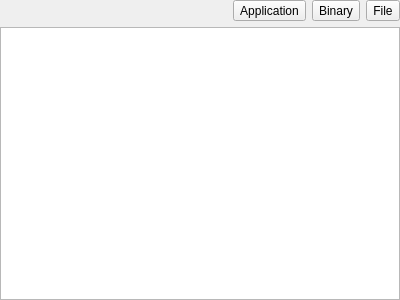
Above: src-qt5/core-utils/lumina-config/pages/page_autostart.ui from lumina-desktop/lumina before the change. Below: the same form after it.
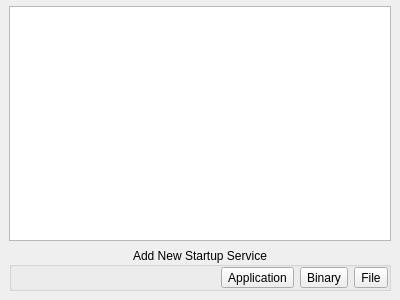
That is the form after the change.

Commit message: Add in the new autostart services UI page. Also cleanup a bit more of the shortcuts and page interactions.

```diff
--- a/src-qt5/core-utils/lumina-config/pages/page_autostart.ui
+++ b/src-qt5/core-utils/lumina-config/pages/page_autostart.ui
@@ -15,6 +15,34 @@
   </property>
   <layout class="QVBoxLayout" name="verticalLayout">
    <property name="leftMargin">
+    <number>9</number>
+   </property>
+   <property name="topMargin">
+    <number>6</number>
+   </property>
+   <property name="rightMargin">
+    <number>9</number>
+   </property>
+   <property name="bottomMargin">
+    <number>9</number>
+   </property>
+   <item>
+    <widget class="QListWidget" name="list_session_start">
+     <property name="sortingEnabled">
+      <bool>true</bool>
+     </property>
+    </widget>
+   </item>
+   <item>
+    <widget class="QGroupBox" name="groupBox">
+     <property name="title">
+      <string>Add New Startup Service</string>
+     </property>
+     <property name="alignment">
+      <set>Qt::AlignCenter</set>
+     </property>
+     <layout class="QHBoxLayout" name="horizontalLayout">
+      <property name="leftMargin">
     <number>0</number>
    </property>
    <property name="topMargin">
@@ -73,11 +101,7 @@
      </item>
     </layout>
    </item>
-   <item>
-    <widget class="QListWidget" name="list_session_start_2">
-     <property name="sortingEnabled">
-      <bool>true</bool>
-     </property>
+     </layout>
     </widget>
    </item>
   </layout>
```
Left out of the diff: 6 changed lines with no effect on the pictures. Lines whose indentation alone changed are shown as unchanged. The commit also changes 10 other files.
